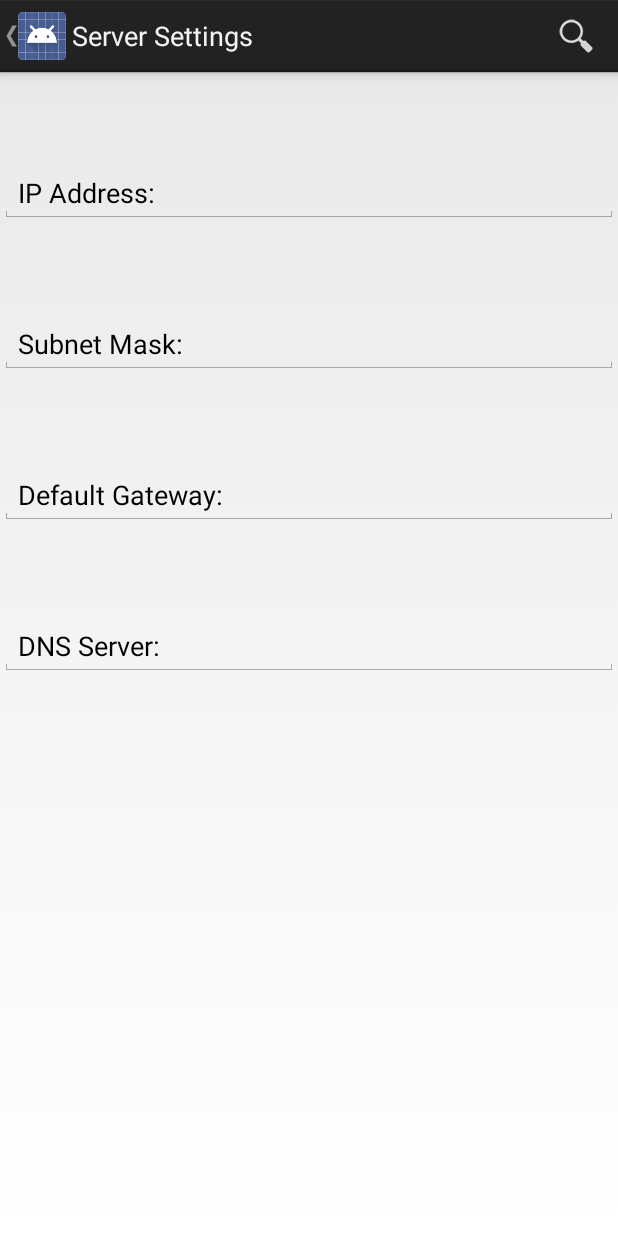
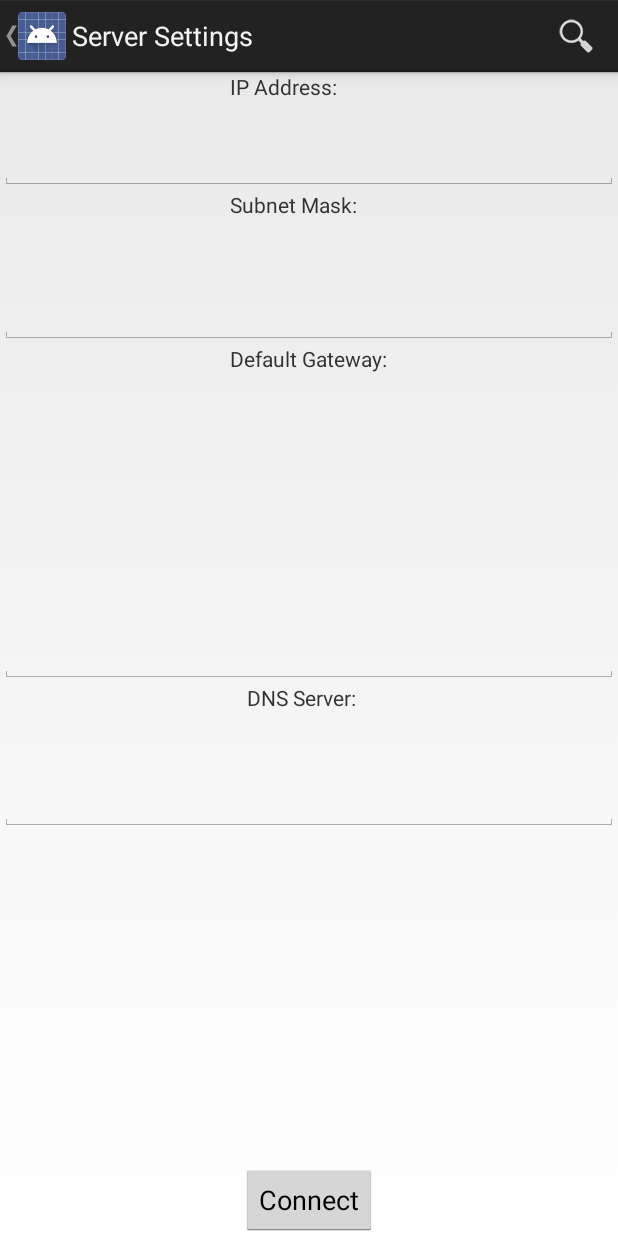
Before and after one commit to l50/ViewComponent, an Android app: the screen it shows after launch (MainActivity), on a phone screen of 412 x 824 dp. Run offline under Robolectric (Android 15) with nearby library versions, the phone set to English and light mode, and no system bars; 2 statements that could not run were skipped.

Commit message:
Updated Server Settings && updated server interface
Can now input and validate ip address, subnet mask, default gateway and dns server
Currently working on layout for server settings

```diff
--- a/app/src/main/res/layout/server_settings_layout.xml
+++ b/app/src/main/res/layout/server_settings_layout.xml
@@ -1,45 +1,94 @@
 <RelativeLayout xmlns:android="http://schemas.android.com/apk/res/android"
                 android:layout_width="match_parent"
                 android:layout_height="match_parent">
+
+    <TextView
+        android:id="@+id/ip"
+        android:layout_width="wrap_content"
+        android:layout_height="wrap_content"
+        android:text="@string/ip_addr"
+        android:layout_alignParentTop="true"
+        android:layout_alignLeft="@+id/gw"
+        android:layout_alignStart="@+id/gw"/>
 
     <EditText
         android:id="@+id/edittextip"
         android:layout_width="fill_parent"
         android:layout_height="wrap_content"
-        android:layout_marginTop="61dp"
+        android:layout_marginTop="39dp"
         android:ems="10"
-        android:text="@string/ip_addr"
-        android:inputType="text"/>
+        android:inputType="phone"
+        android:layout_alignParentTop="true"
+        android:layout_alignParentLeft="true"
+        android:layout_alignParentStart="true"/>
+
+    <TextView
+        android:id="@+id/sm"
+        android:layout_width="wrap_content"
+        android:layout_height="wrap_content"
+        android:text="@string/subnet_mask"
+        android:layout_below="@+id/edittextip"
+        android:layout_alignLeft="@+id/ip"
+        android:layout_alignStart="@+id/ip"/>
 
     <EditText
         android:id="@+id/edittextsm"
         android:layout_width="fill_parent"
         android:layout_height="wrap_content"
-        android:layout_marginTop="61dp"
+        android:layout_marginTop="44dp"
         android:ems="10"
-        android:layout_below="@+id/edittextip"
-        android:text="@string/subnet_mask"
-        android:inputType="text"/>
+        android:inputType="phone"
+        android:layout_below="@+id/sm"
+        android:layout_alignParentLeft="true"
+        android:layout_alignParentStart="true"/>
+
+    <TextView
+        android:id="@+id/gw"
+        android:layout_width="wrap_content"
+        android:layout_height="wrap_content"
+        android:text="@string/gw"
+        android:layout_below="@+id/edittextsm"
+        android:layout_centerHorizontal="true"
+        android:singleLine="true"/>
+
+    <TextView
+        android:id="@+id/dns"
+        android:layout_width="wrap_content"
+        android:layout_height="wrap_content"
+        android:text="@string/dns"
+        android:layout_below="@+id/edittextgw"
+        android:layout_alignRight="@+id/sm"
+        android:layout_alignEnd="@+id/sm"/>
+
 
     <EditText
         android:id="@+id/edittextgw"
         android:layout_width="fill_parent"
         android:layout_height="wrap_content"
-        android:layout_marginTop="61dp"
         android:ems="10"
-        android:layout_below="@+id/edittextsm"
-        android:text="@string/gw"
-        android:inputType="text"/>
+        android:inputType="phone"
+        android:layout_centerVertical="true"
+        android:layout_alignParentLeft="true"
+        android:layout_alignParentStart="true"/>
 
     <EditText
         android:id="@+id/edittextdns"
         android:layout_width="fill_parent"
         android:layout_height="wrap_content"
-        android:layout_marginTop="61dp"
         android:ems="10"
-        android:layout_below="@+id/edittextgw"
-        android:text="@string/dns"
-        android:inputType="text"/>
+        android:inputType="phone"
+        android:layout_below="@+id/dns"
+        android:layout_alignParentLeft="true"
+        android:layout_alignParentStart="true"
+        android:layout_marginTop="40dp"/>
+
+    <Button
+        android:layout_width="wrap_content"
+        android:layout_height="wrap_content"
+        android:text="Connect"
+        android:id="@+id/serverConnectButton"
+        android:layout_alignParentBottom="true"
+        android:layout_centerHorizontal="true"/>
 
 
 </RelativeLayout>
```
Also changed, not shown: app/src/main/java/info/teamgrinnich/slidemenu/MainActivity.java (+70 -10 lines).
